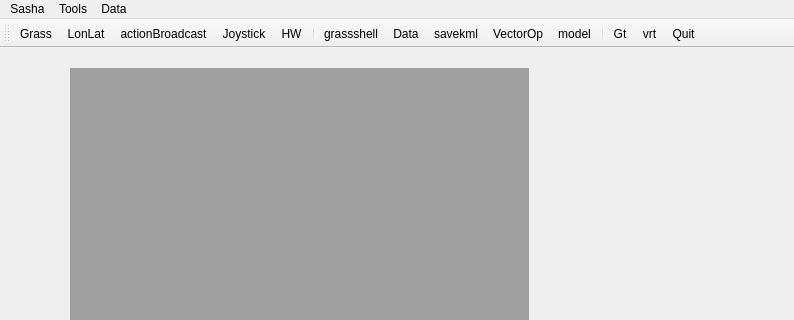
Old version of the form ui/sashamainwindow.ui in the repository epifanio/planetsasha; both pictures show x 0 to 794 and y 0 to 320 of the 794 by 652 pixel window.
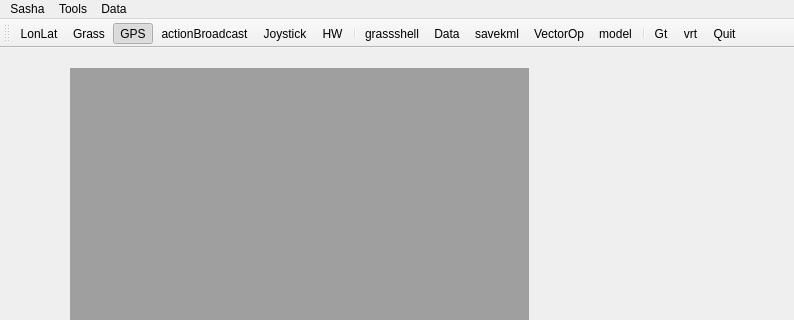
New version of the form. Icons and pictures are not drawn.

Commit message: decoupled action set get from Qtgui and connected some signals

Patch:
```diff
--- a/ui/sashamainwindow.ui
+++ b/ui/sashamainwindow.ui
@@ -89,8 +89,9 @@
    <attribute name="toolBarBreak">
     <bool>false</bool>
    </attribute>
-   <addaction name="actionT_Grass"/>
    <addaction name="actionT_LonLat"/>
+   <addaction name="actionT_Grass"/>
+   <addaction name="actionT_GPS"/>
    <addaction name="actionT_Broadcast"/>
    <addaction name="actionT_Joystick"/>
    <addaction name="actionT_HW"/>
@@ -447,6 +448,21 @@
     <string>Export</string>
    </property>
   </action>
+  <action name="actionT_GPS">
+   <property name="checkable">
+    <bool>true</bool>
+   </property>
+   <property name="checked">
+    <bool>true</bool>
+   </property>
+   <property name="icon">
+    <iconset resource="../gui/resources.qrc">
+     <normaloff>:/icons/icons/satellite.png</normaloff>:/icons/icons/satellite.png</iconset>
+   </property>
+   <property name="text">
+    <string>GPS</string>
+   </property>
+  </action>
  </widget>
  <resources>
   <include location="../gui/resources.qrc"/>
```
Left out of the diff: 7 changed lines with no effect on the pictures. The commit also changes 5 other files.
